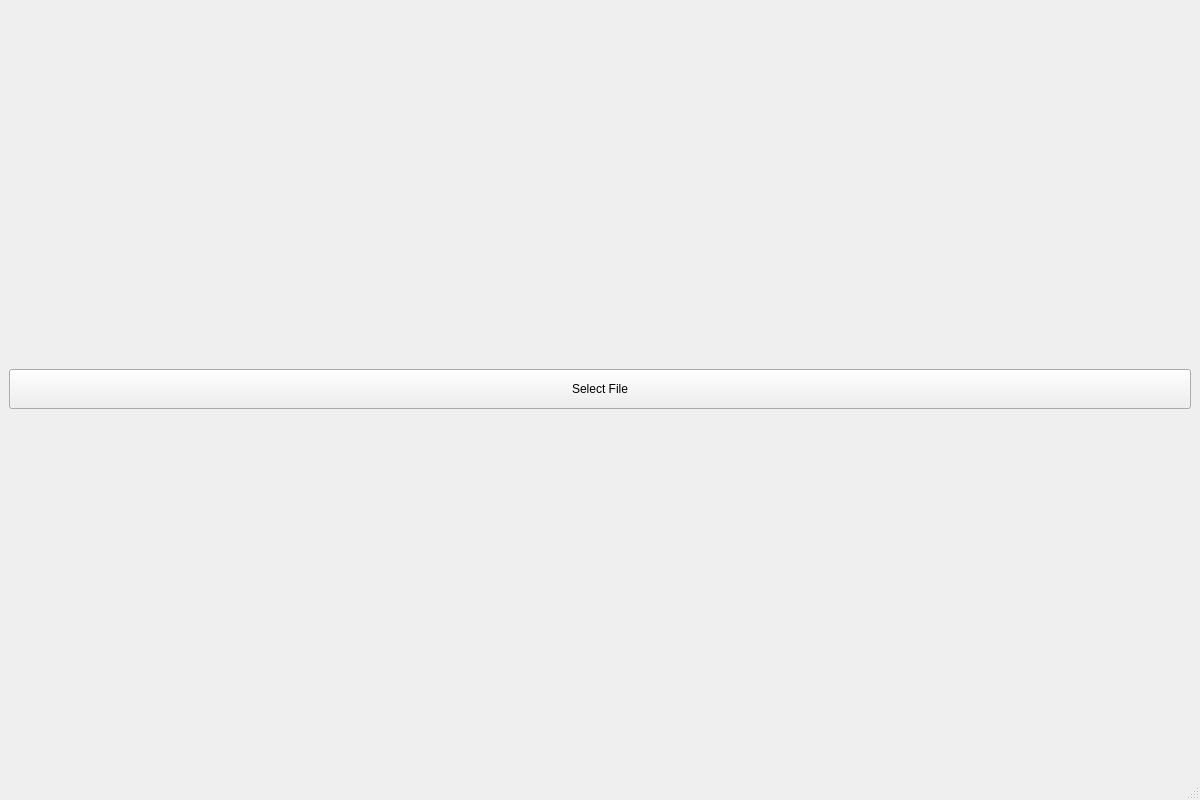
First picture: the form in mainwindow.ui, repository Elendoin/ShaderApp, before the edit.
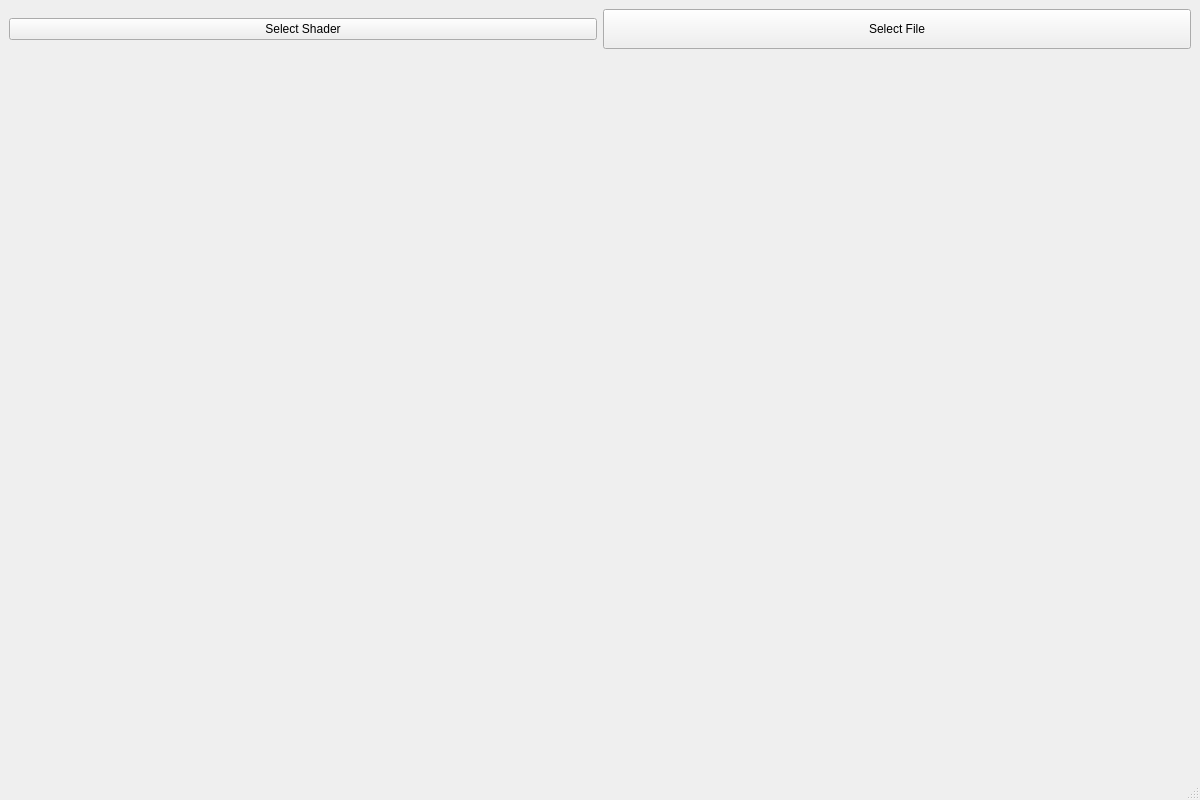
Second picture: the form after the edit.

Commit message: shader selection (models and menu widget)

```diff
--- a/mainwindow.ui
+++ b/mainwindow.ui
@@ -14,12 +14,27 @@
    <string>MainWindow</string>
   </property>
   <widget class="QWidget" name="centralwidget">
-   <layout class="QVBoxLayout" name="verticalLayout" stretch="1,4">
+   <layout class="QVBoxLayout" name="verticalLayout" stretch="0,0,4">
+    <item>
+     <layout class="QHBoxLayout" name="horizontalLayout">
+      <item>
+       <widget class="QPushButton" name="selectShaderButton">
+        <property name="sizePolicy">
+         <sizepolicy hsizetype="Minimum" vsizetype="Fixed">
+          <horstretch>1</horstretch>
+          <verstretch>0</verstretch>
+         </sizepolicy>
+        </property>
+        <property name="text">
+         <string>Select Shader</string>
+        </property>
+       </widget>
+      </item>
     <item>
      <widget class="QPushButton" name="selectFileButton">
       <property name="sizePolicy">
        <sizepolicy hsizetype="Expanding" vsizetype="Fixed">
-        <horstretch>0</horstretch>
+          <horstretch>1</horstretch>
         <verstretch>0</verstretch>
        </sizepolicy>
       </property>
@@ -34,8 +49,20 @@
       </property>
      </widget>
     </item>
+     </layout>
+    </item>
     <item>
-     <layout class="QVBoxLayout" name="imageLayout" stretch="">
+     <widget class="QLabel" name="shaderLabel">
+      <property name="text">
+       <string/>
+      </property>
+      <property name="alignment">
+       <set>Qt::AlignmentFlag::AlignCenter</set>
+      </property>
+     </widget>
+    </item>
+    <item>
+     <layout class="QVBoxLayout" name="imageLayout">
       <property name="sizeConstraint">
        <enum>QLayout::SizeConstraint::SetMaximumSize</enum>
       </property>
```
Lines whose indentation alone changed are shown as unchanged. The commit also changes 10 other files.
